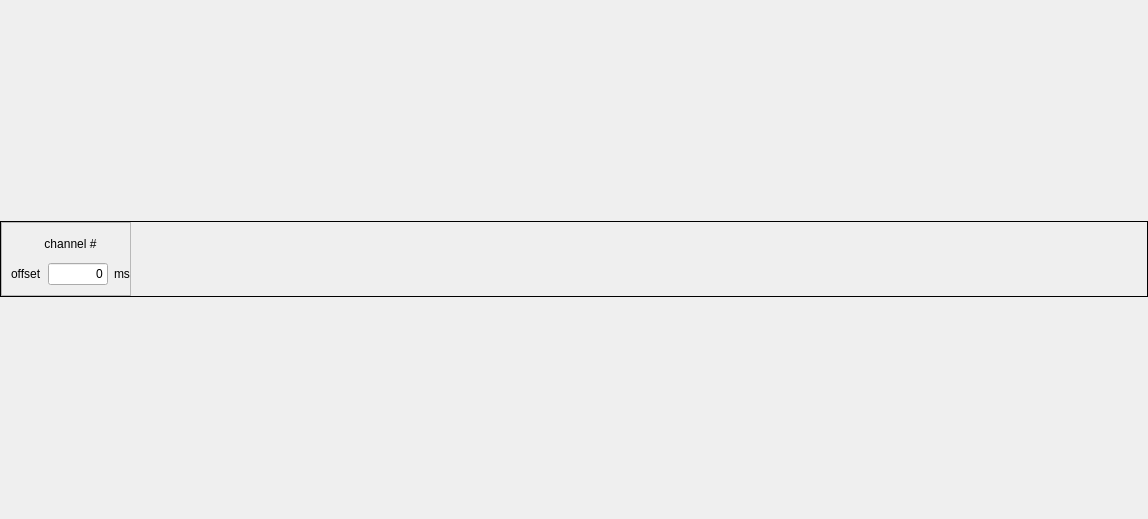
AlbertHdz4/qplayer, file track-widget.ui: the form before one commit.
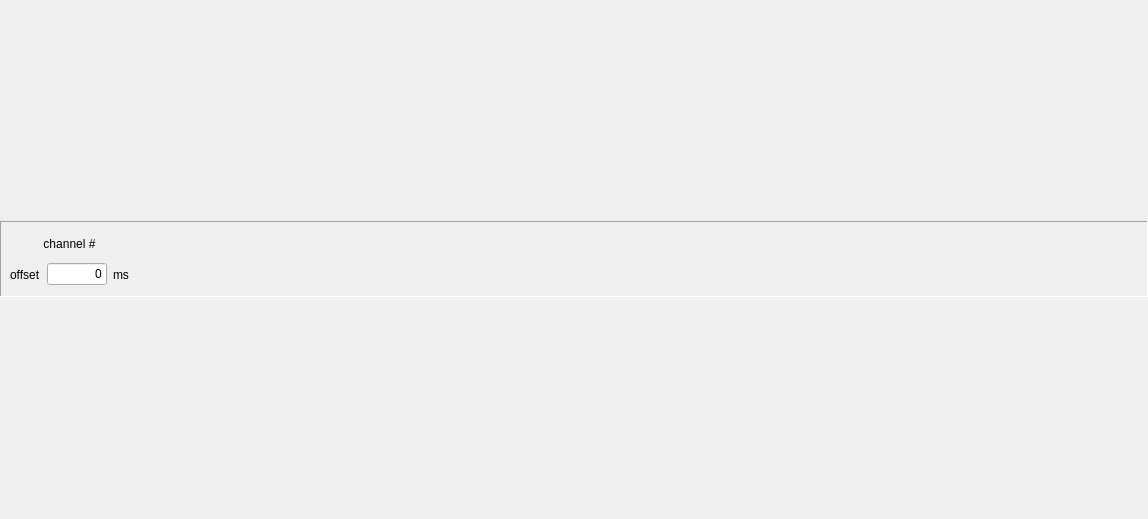
The form after the commit.

Diff of the .ui file:
```diff
--- a/track-widget.ui
+++ b/track-widget.ui
@@ -68,10 +68,10 @@
       </size>
      </property>
      <property name="frameShape">
-      <enum>QFrame::Box</enum>
+      <enum>QFrame::Panel</enum>
      </property>
      <property name="frameShadow">
-      <enum>QFrame::Plain</enum>
+      <enum>QFrame::Sunken</enum>
      </property>
      <property name="lineWidth">
       <number>1</number>
@@ -98,7 +98,7 @@
       <item>
        <widget class="QFrame" name="frame_2">
         <property name="frameShape">
-         <enum>QFrame::StyledPanel</enum>
+         <enum>QFrame::NoFrame</enum>
         </property>
         <property name="frameShadow">
          <enum>QFrame::Raised</enum>
```
